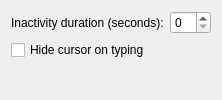
First picture: the form in src/plugins/hidecursor/hidecursor_config.ui, repository lfdevs/kwin, before the edit.
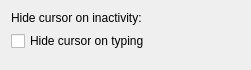
Second picture: the form after the edit.

The edit to the form file:
```diff
--- a/src/plugins/hidecursor/hidecursor_config.ui
+++ b/src/plugins/hidecursor/hidecursor_config.ui
@@ -2,21 +2,19 @@
 <ui version="4.0">
  <class>HideCursorEffectConfig</class>
  <widget class="QWidget" name="HideCursorEffectConfig">
+  <property name="geometry">
+   <rect>
+    <x>0</x>
+    <y>0</y>
+    <width>251</width>
+    <height>70</height>
+   </rect>
+  </property>
   <layout class="QFormLayout" name="formLayout">
    <item row="0" column="0">
     <widget class="QLabel" name="label_InactivityDuration">
      <property name="text">
-      <string>Inactivity duration (seconds):</string>
-     </property>
-    </widget>
-   </item>
-   <item row="0" column="1">
-    <widget class="QSpinBox" name="kcfg_InactivityDuration">
-     <property name="minimum">
-      <number>0</number>
-     </property>
-     <property name="maximum">
-      <number>60</number>
+      <string>Hide cursor on inactivity:</string>
      </property>
     </widget>
    </item>
```
Lines whose indentation alone changed are shown as unchanged.
